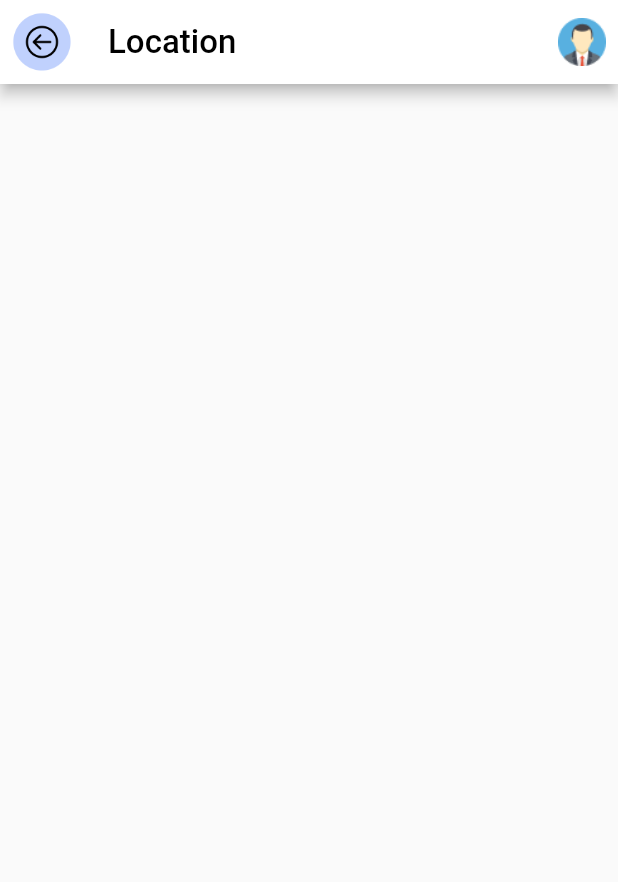
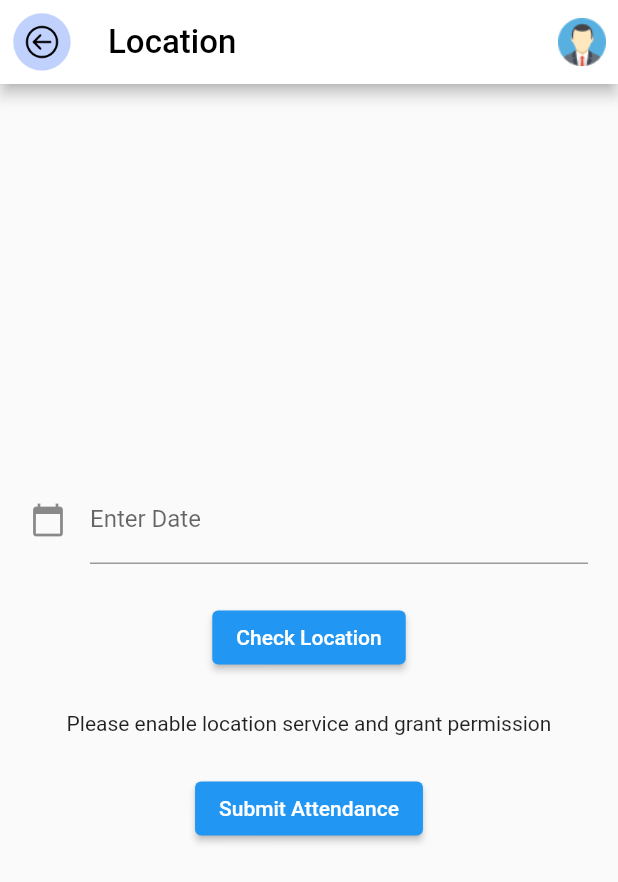
Before and after one commit to funky-dev99/Attendance-User, a Flutter app: the AttendLoc screen opened directly, on a phone screen of 412 x 824 dp. Shown: the top 882 px of the screen. Run offline on Flutter 3.47's test engine with Material 2 defaults, Android fonts, the phone set to English and light mode, and no system bars; our stand-ins replace location.

Commit message:
Date Picker

```diff
--- a/attend_user/lib/home.dart
+++ b/attend_user/lib/home.dart
@@ -1,6 +1,7 @@
 import 'package:attend_user/pages/attendance.dart';
 import 'package:attend_user/pages/profile.dart';
 import 'package:flutter/material.dart';
+
 
 class HomePage extends StatelessWidget {
   const HomePage({Key? key}) : super(key: key);
--- a/attend_user/lib/main.dart
+++ b/attend_user/lib/main.dart
@@ -1,5 +1,6 @@
 import 'package:attend_user/pages/login.dart';
 import 'package:flutter/material.dart';
+
 
 import 'home.dart';
 
--- a/attend_user/lib/pages/attend_location.dart
+++ b/attend_user/lib/pages/attend_location.dart
@@ -1,13 +1,64 @@
 import 'package:flutter/material.dart';
+import 'package:location/location.dart';
+import 'package:intl/intl.dart';
 
 import 'attendance.dart';
 
-class AttendLoc extends StatelessWidget {
+class AttendLoc extends StatefulWidget {
   const AttendLoc({Key? key}) : super(key: key);
 
   @override
+  State<AttendLoc> createState() => _AttendLocState();
+}
+
+class _AttendLocState extends State<AttendLoc> {
+  TextEditingController dateController = TextEditingController();
+
+  @override
+  void initState() {
+    dateController.text = ""; //set the initial value of text field
+    super.initState();
+  }
+
+  late bool _serviceEnabled;
+  late PermissionStatus _permissionGranted;
+
+  LocationData? _userLocation;
+
+  Future<void> _getUserLocation() async {
+    Location location = Location();
+
+    _serviceEnabled = await location.serviceEnabled();
+    if (_serviceEnabled) {
+      _serviceEnabled = await location.requestService();
+      if (!_serviceEnabled) {
+        return;
+      }
+    }
+
+    _permissionGranted = await location.hasPermission();
+    if (_permissionGranted == PermissionStatus.denied) {
+      _permissionGranted = await location.requestPermission();
+      if (_permissionGranted != PermissionStatus.granted) {
+        return;
+      }
+    }
+
+    final locationData = await location.getLocation();
+    setState(() {
+      _userLocation = locationData;
+    });
+
+    // if (_userLocation != null) {
+    //   print('Latitude: ${_userLocation?.latitude}');
+    //   print('Longitude: ${_userLocation?.longitude}');
+    // }
+  }
+
+
+  @override
   Widget build(BuildContext context) {
-    return  Scaffold(
+    return Scaffold(
       appBar: AppBar(
         backgroundColor: Colors.white,
         title: const Text(
@@ -27,6 +78,78 @@ class AttendLoc extends StatelessWidget {
             onPressed: (){},)
         ],
       ),
+      body: Center(
+        child: Padding(
+          padding: const EdgeInsets.all(20),
+          child: Column(
+            mainAxisAlignment: MainAxisAlignment.center,
+            children: [
+
+              TextField(
+
+                controller: dateController, //editing controller of this TextField
+                decoration: const InputDecoration(
+
+                    icon: Icon(Icons.calendar_today), //icon of text field
+                    labelText: "Enter Date" //label text of field
+                ),
+                readOnly: true,  // when true user cannot edit text
+                onTap: () async {
+                  DateTime? pickedDate = await showDatePicker(
+                      context: context,
+                      initialDate: DateTime.now(), //get today's date
+                      firstDate: DateTime(2000), //DateTime.now() - not to allow to choose before today.
+                      lastDate: DateTime(2101)
+                  );
+
+                  if(pickedDate != null ){
+                    print(pickedDate);  //get the picked date in the format => 2022-07-04 00:00:00.000
+                    String formattedDate = DateFormat('yyyy-MM-dd').format(pickedDate); // format date in required form here we use yyyy-MM-dd that means time is removed
+                    print(formattedDate); //formatted date output using intl package =>  2022-07-04
+                    //You can format date as per your need
+
+                    setState(() {
+                      dateController.text = formattedDate; //set foratted date to TextField value.
+                    });
+                  }else{
+                    print("Date is not selected");
+                  }
+                },
+              ),
+
+              SizedBox(height: 25),
+
+
+              ElevatedButton(
+                onPressed: _getUserLocation,
+                child: const Text('Check Location'),
+              ),
+              const SizedBox(height: 25),
+              _userLocation != null
+                  ? Wrap(
+                children: [
+                  Text('Your latitude: ${_userLocation?.latitude}'),
+                  const SizedBox(width: 10),
+                  Text('Your longitude: ${_userLocation?.longitude}'),
+                ],
+              )
+                  : const Text(
+                  'Please enable location service and grant permission'),
+
+              SizedBox(height: 25),
+
+          ElevatedButton(
+            onPressed: (){
+              print('Latitude: ${_userLocation?.latitude}');
+              print('Longitude: ${_userLocation?.longitude}');
+              },
+            child: const Text('Submit Attendance'),)
+
+
+            ],
+          ),
+        ),
+      ),
     );
   }
 }
--- a/attend_user/pubspec.yaml
+++ b/attend_user/pubspec.yaml
@@ -35,6 +35,9 @@ dependencies:
   # The following adds the Cupertino Icons font to your application.
   # Use with the CupertinoIcons class for iOS style icons.
   cupertino_icons: ^1.0.2
+  location: ^4.4.0
+  flutter_svg: ^2.0.5
+  date_time_picker: "^2.1.0"
 
 dev_dependencies:
   flutter_test:
```
Also changed, not shown: attend_user/images/attend.svg (added), attend_user/pubspec.lock, 1 other file.
